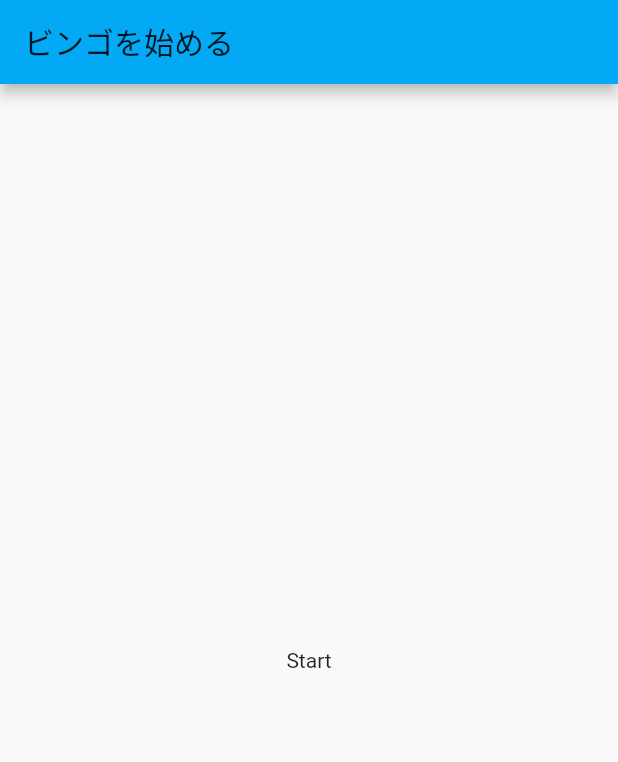
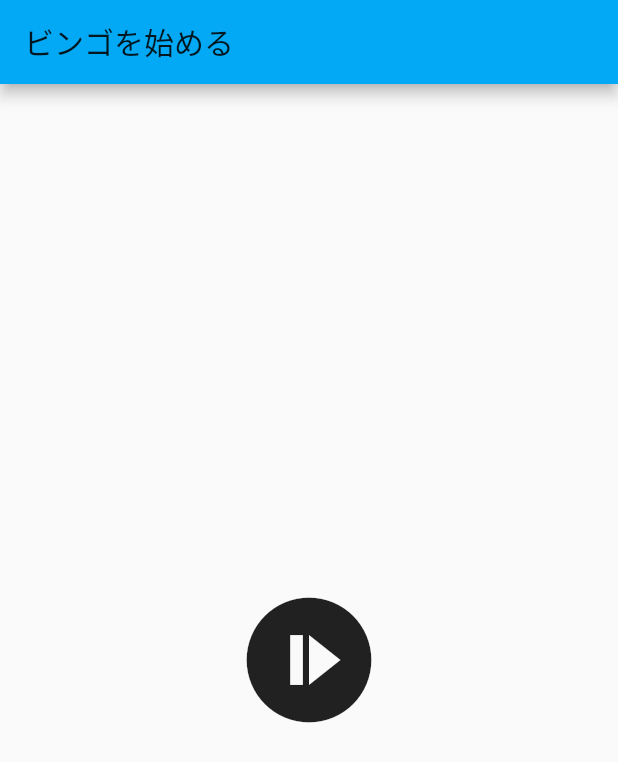
Before and after one commit to 0si43/bingo, a Flutter app: the screen it shows after launch, on a phone screen of 412 x 824 dp. Shown: the top 762 px of the screen. Run offline on Flutter 3.47's test engine with Material 2 defaults, Android fonts, the phone set to English and light mode, and no system bars.

Commit message:
ボタンをマテリアルアイコンに変更した

```diff
--- a/lib/main.dart
+++ b/lib/main.dart
@@ -28,7 +28,11 @@ class StartWindow extends StatelessWidget {
         title: Text("ビンゴを始める"),
       ),
       body: Center(
-        child: Text('Start'),
+        child: IconButton(
+          icon: Icon(IconData(0xe448, fontFamily: 'MaterialIcons')),
+          onPressed: () => {print("temp")},
+          iconSize: 100.0,
+        ),
       ),
     );
   }
```
